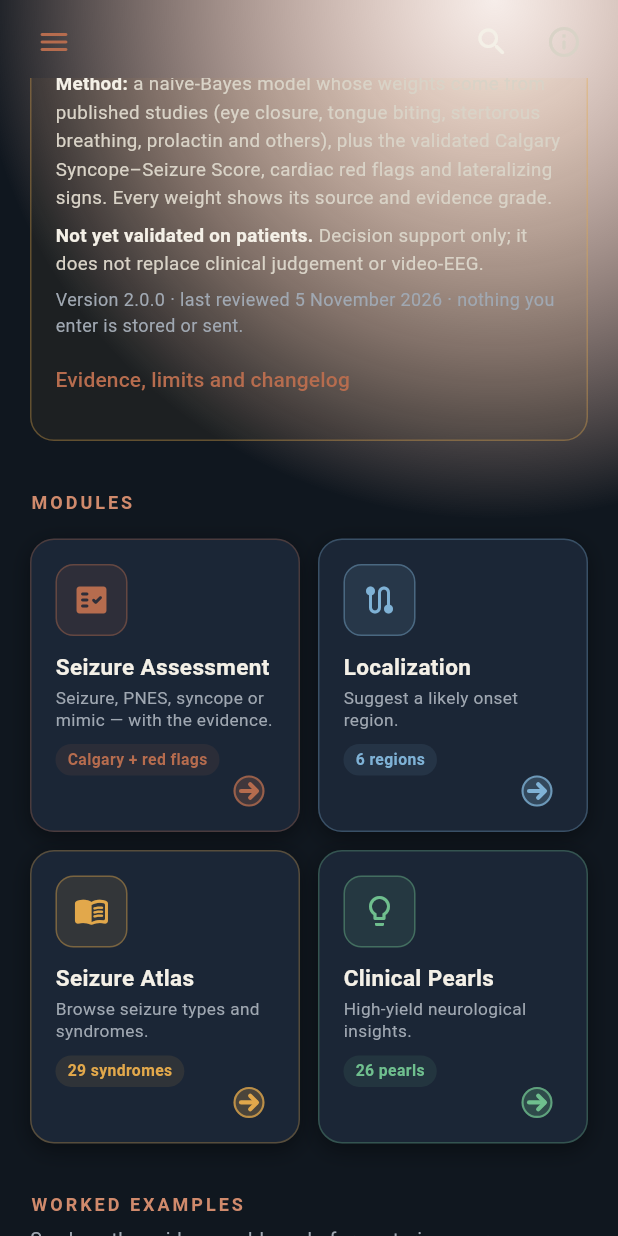
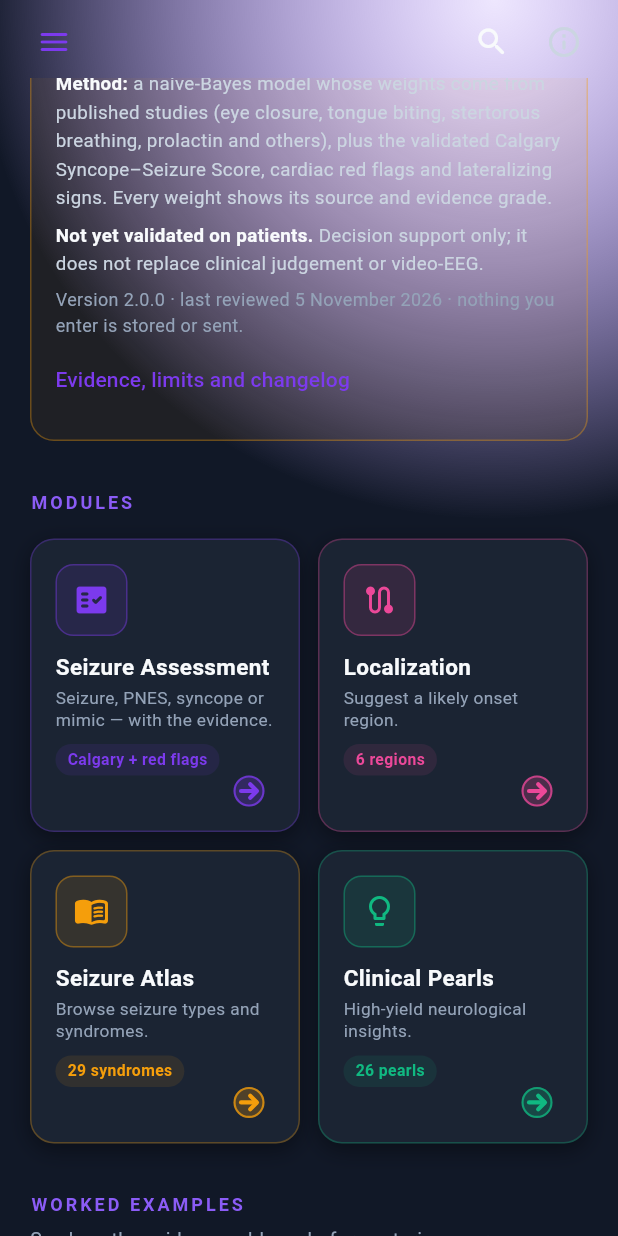
Before and after one commit to mahham20022-art/seizure-compass, a Flutter app: the screen it shows after launch, scrolled down 576 dp, on a phone screen of 412 x 824 dp. Run offline on Flutter 3.47's test engine with Material 3 defaults, Android fonts, the phone set to English and light mode, and no system bars; Roboto replaces fonts that are missing (SourceSans).

Commit message:
Restore Seizure Compass's own neuro-violet palette (violet, magenta, charcoal)
2.0 had borrowed The Tract's copper; the compass goes back to its first identity.

Co-Authored-By: Claude Opus 5.5 <noreply@anthropic.com>
Claude-Session: https://claude.ai/code/session_01DgXTjCMGnEWeTxhME5yiQs

```diff
--- a/lib/core/theme/app_colors.dart
+++ b/lib/core/theme/app_colors.dart
@@ -1,41 +1,44 @@
 import 'package:flutter/material.dart';
 
-/// The Tract palette (ink #1B2636, copper #B66C4E, paper #F4F0E7) adapted
-/// for a dark clinical UI. Compass lives at compass.thetract.org and should
-/// read as part of the same press.
+/// Seizure Compass's own neuro-violet palette — a deliberate, complete
+/// departure from Najm ICUCalc's cyan "monitor-blue" identity. Built around
+/// deep violet, electric purple and neon magenta on a rich charcoal ground,
+/// evoking neural activity, EEG traces and electric impulses rather than an
+/// ICU monitor.
 class AppColors {
   AppColors._();
 
-  static const ink950 = Color(0xFF10171F); // background
-  static const ink900 = Color(0xFF151E29); // surface / drawer
-  static const ink800 = Color(0xFF1B2636); // cards (The Tract ink)
-  static const ink700 = Color(0xFF223044); // tracks / secondary surface
-  static const ink600 = Color(0xFF2A3A50); // hover surface
-  static const ink500 = Color(0xFF34465E);
+  static const ink950 = Color(0xFF111827); // background
+  static const ink900 = Color(0xFF161F2C); // surface / drawer
+  static const ink800 = Color(0xFF1B2433); // cards
+  static const ink700 = Color(0xFF1F2937); // secondary background / tracks
+  static const ink600 = Color(0xFF2A3648); // hover surface
+  static const ink500 = Color(0xFF34435C); // lightest ink surface
 
-  static const line = Color(0xFF29364A);
-  static const line2 = Color(0xFF3B4A5F);
+  static const line = Color(0xFF2A3348);
+  static const line2 = Color(0xFF4C3E73);
 
-  static const text = Color(0xFFF4F0E7); // paper
-  static const text2 = Color(0xFFD9D3C7);
-  static const muted = Color(0xFFA0A8B2);
-  static const faint = Color(0xFF76808C);
+  static const text = Color(0xFFF8FAFC);
+  static const text2 = Color(0xFFCBD5E1);
+  static const muted = Color(0xFF94A3B8);
+  static const faint = Color(0xFF64748B);
 
-  static const brand = Color(0xFFD08A6C); // copper, lightened for dark ground
-  static const brand2 = Color(0xFF9A5A40); // deep copper
-  static const brand3 = Color(0xFFB66C4E); // The Tract copper — primary buttons
+  static const brand = Color(0xFF8B5CF6); // Electric Purple
+  static const brand2 = Color(0xFF6D28D9); // Deep Violet
+  static const brand3 = Color(0xFF7C3AED); // vivid violet — primary interactive
   static const brandInk = Color(0xFFFFFFFF);
 
-  static const ok = Color(0xFF6FBF8E);
-  static const warn = Color(0xFFE2A84B);
-  static const danger = Color(0xFFE8685A);
-  static const pulse = brand;
+  static const ok = Color(0xFF10B981); // Emerald
+  static const warn = Color(0xFFF59E0B); // Amber
+  static const danger = Color(0xFFEF4444); // Rose red
+  static const pulse = Color(0xFFEC4899); // Neon magenta
 
-  /// Category colours, kept distinct from each other and from red flags.
-  static const epileptic = Color(0xFFD9946F); // copper
-  static const pnes = Color(0xFF7FB2D6); // steel blue
-  static const syncope = Color(0xFFE2C062); // gold
-  static const otherMimic = Color(0xFFA0A8B2); // slate
+  /// Category colors used consistently across probability bars, chips and
+  /// library tags so a category is always recognizable at a glance.
+  static const epileptic = brand3; // Purple
+  static const pnes = Color(0xFFEC4899); // Neon Magenta
+  static const syncope = warn; // Amber
+  static const otherMimic = muted; // Slate gray
 
   static const List<Color> backgroundGradient = [ink900, ink950];
 }
--- a/lib/core/widgets/app_background.dart
+++ b/lib/core/widgets/app_background.dart
@@ -15,7 +15,7 @@ class AppBackground extends StatelessWidget {
         gradient: RadialGradient(
           center: Alignment(0.6, -1.0),
           radius: 1.4,
-          colors: [Color(0x1FB66C4E), AppColors.ink950],
+          colors: [Color(0x268B5CF6), AppColors.ink950],
           stops: [0.0, 0.6],
         ),
       ),
```
Also changed, not shown: 2 other files.
